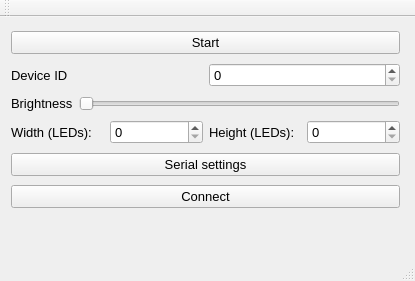
This is src/app/mainwindow.ui in Muzalevsky/adaptive_backlight as Qt 5 draws it before an edit. The edited form follows.
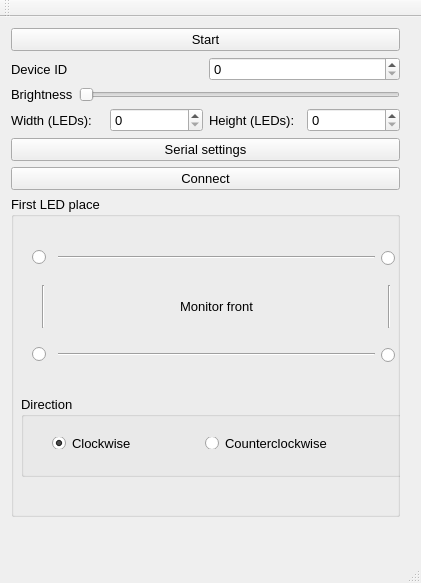
This is the edited form.

```diff
--- a/src/app/mainwindow.ui
+++ b/src/app/mainwindow.ui
@@ -6,8 +6,8 @@
    <rect>
     <x>0</x>
     <y>0</y>
-    <width>415</width>
-    <height>281</height>
+    <width>421</width>
+    <height>583</height>
    </rect>
   </property>
   <property name="windowTitle">
@@ -25,7 +25,7 @@
       <x>0</x>
       <y>0</y>
       <width>411</width>
-      <height>211</height>
+      <height>511</height>
      </rect>
     </property>
     <layout class="QVBoxLayout" name="verticalLayout">
@@ -115,6 +115,229 @@
        </property>
       </widget>
      </item>
+     <item>
+      <widget class="QGroupBox" name="groupBox">
+       <property name="sizePolicy">
+        <sizepolicy hsizetype="Preferred" vsizetype="Expanding">
+         <horstretch>0</horstretch>
+         <verstretch>0</verstretch>
+        </sizepolicy>
+       </property>
+       <property name="minimumSize">
+        <size>
+         <width>10</width>
+         <height>10</height>
+        </size>
+       </property>
+       <property name="baseSize">
+        <size>
+         <width>0</width>
+         <height>10</height>
+        </size>
+       </property>
+       <property name="title">
+        <string>First LED place</string>
+       </property>
+       <widget class="QWidget" name="verticalLayoutWidget_2">
+        <property name="geometry">
+         <rect>
+          <x>10</x>
+          <y>30</y>
+          <width>391</width>
+          <height>161</height>
+         </rect>
+        </property>
+        <layout class="QVBoxLayout" name="verticalLayout_2">
+         <item>
+          <layout class="QHBoxLayout" name="horizontalLayout_4">
+           <item>
+            <widget class="QRadioButton" name="radioButtonTopLeft">
+             <property name="maximumSize">
+              <size>
+               <width>20</width>
+               <height>16777215</height>
+              </size>
+             </property>
+             <property name="text">
+              <string/>
+             </property>
+            </widget>
+           </item>
+           <item>
+            <widget class="Line" name="line">
+             <property name="orientation">
+              <enum>Qt::Horizontal</enum>
+             </property>
+            </widget>
+           </item>
+           <item>
+            <widget class="QRadioButton" name="radioButtonTopRight">
+             <property name="sizePolicy">
+              <sizepolicy hsizetype="Minimum" vsizetype="Minimum">
+               <horstretch>0</horstretch>
+               <verstretch>0</verstretch>
+              </sizepolicy>
+             </property>
+             <property name="maximumSize">
+              <size>
+               <width>20</width>
+               <height>16777215</height>
+              </size>
+             </property>
+             <property name="text">
+              <string/>
+             </property>
+            </widget>
+           </item>
+          </layout>
+         </item>
+         <item>
+          <layout class="QHBoxLayout" name="horizontalLayout_7">
+           <item>
+            <widget class="Line" name="line_3">
+             <property name="sizePolicy">
+              <sizepolicy hsizetype="Minimum" vsizetype="Minimum">
+               <horstretch>0</horstretch>
+               <verstretch>0</verstretch>
+              </sizepolicy>
+             </property>
+             <property name="minimumSize">
+              <size>
+               <width>23</width>
+               <height>0</height>
+              </size>
+             </property>
+             <property name="orientation">
+              <enum>Qt::Vertical</enum>
+             </property>
+            </widget>
+           </item>
+           <item>
+            <widget class="QLabel" name="label_5">
+             <property name="sizePolicy">
+              <sizepolicy hsizetype="MinimumExpanding" vsizetype="Preferred">
+               <horstretch>0</horstretch>
+               <verstretch>0</verstretch>
+              </sizepolicy>
+             </property>
+             <property name="text">
+              <string>Monitor front</string>
+             </property>
+             <property name="alignment">
+              <set>Qt::AlignCenter</set>
+             </property>
+            </widget>
+           </item>
+           <item>
+            <widget class="Line" name="line_4">
+             <property name="sizePolicy">
+              <sizepolicy hsizetype="Minimum" vsizetype="Minimum">
+               <horstretch>0</horstretch>
+               <verstretch>0</verstretch>
+              </sizepolicy>
+             </property>
+             <property name="minimumSize">
+              <size>
+               <width>23</width>
+               <height>0</height>
+              </size>
+             </property>
+             <property name="orientation">
+              <enum>Qt::Vertical</enum>
+             </property>
+            </widget>
+           </item>
+          </layout>
+         </item>
+         <item>
+          <layout class="QHBoxLayout" name="horizontalLayout_5">
+           <item>
+            <widget class="QRadioButton" name="radioButtonBottomLeft">
+             <property name="maximumSize">
+              <size>
+               <width>20</width>
+               <height>16777215</height>
+              </size>
+             </property>
+             <property name="text">
+              <string/>
+             </property>
+            </widget>
+           </item>
+           <item>
+            <widget class="Line" name="line_2">
+             <property name="orientation">
+              <enum>Qt::Horizontal</enum>
+             </property>
+            </widget>
+           </item>
+           <item>
+            <widget class="QRadioButton" name="radioButtonBottomRight">
+             <property name="sizePolicy">
+              <sizepolicy hsizetype="Minimum" vsizetype="Minimum">
+               <horstretch>0</horstretch>
+               <verstretch>0</verstretch>
+              </sizepolicy>
+             </property>
+             <property name="maximumSize">
+              <size>
+               <width>20</width>
+               <height>16777215</height>
+              </size>
+             </property>
+             <property name="text">
+              <string/>
+             </property>
+            </widget>
+           </item>
+          </layout>
+         </item>
+        </layout>
+       </widget>
+       <widget class="QGroupBox" name="groupBox_2">
+        <property name="geometry">
+         <rect>
+          <x>10</x>
+          <y>200</y>
+          <width>381</width>
+          <height>81</height>
+         </rect>
+        </property>
+        <property name="title">
+         <string>Direction</string>
+        </property>
+        <widget class="QWidget" name="horizontalLayoutWidget_4">
+         <property name="geometry">
+          <rect>
+           <x>20</x>
+           <y>30</y>
+           <width>321</width>
+           <height>34</height>
+          </rect>
+         </property>
+         <layout class="QHBoxLayout" name="horizontalLayout_8">
+          <item>
+           <widget class="QRadioButton" name="CWradioButton">
+            <property name="text">
+             <string>Clockwise</string>
+            </property>
+            <property name="checked">
+             <bool>true</bool>
+            </property>
+           </widget>
+          </item>
+          <item>
+           <widget class="QRadioButton" name="CCWRadioButton">
+            <property name="text">
+             <string>Counterclockwise</string>
+            </property>
+           </widget>
+          </item>
+         </layout>
+        </widget>
+       </widget>
+      </widget>
+     </item>
     </layout>
    </widget>
   </widget>
```
Left out of the diff: 2 changed lines with no effect on the pictures.
